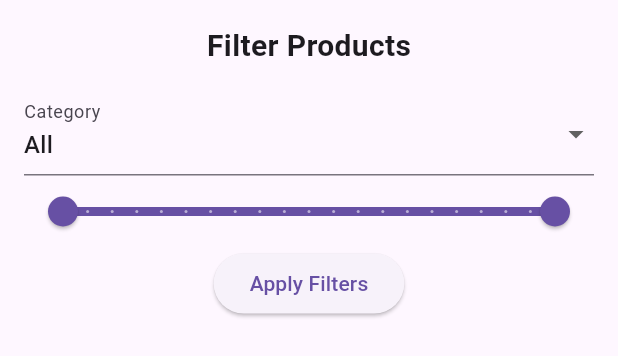
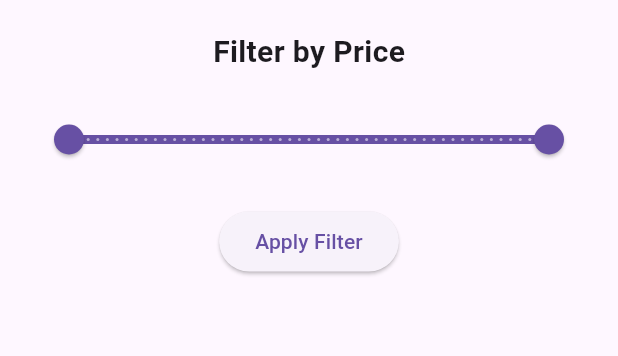
Before and after one commit to Siddiqui145/product_listing_app, a Flutter app: the FilterBottomSheet widget shown alone on an empty page, opened directly, on a phone screen of 412 x 824 dp. Shown: the top 356 px of the screen. Run offline on Flutter 3.47's test engine with Material 3 defaults, Android fonts, the phone set to English and light mode, and no system bars; our stand-ins replace cached_network_image, equatable, flutter_bloc, shimmer; network calls fail.

Commit message:
improvements in widgets

```diff
--- a/lib/widgets/filter_bottom_sheet.dart
+++ b/lib/widgets/filter_bottom_sheet.dart
@@ -1,73 +1,41 @@
-import 'package:assignment/filter/filter_bloc.dart';
-import 'package:assignment/filter/filter_event.dart';
 import 'package:flutter/material.dart';
-import 'package:flutter_bloc/flutter_bloc.dart';
 
 class FilterBottomSheet extends StatefulWidget {
   const FilterBottomSheet({super.key});
 
   @override
-  FilterBottomSheetState createState() => FilterBottomSheetState();
+  State<FilterBottomSheet> createState() => _FilterBottomSheetState();
 }
 
-class FilterBottomSheetState extends State<FilterBottomSheet> {
-  String _selectedCategory = 'All';
-  double _minPrice = 0.0;
-  double _maxPrice = 1000.0;
+class _FilterBottomSheetState extends State<FilterBottomSheet> {
+  RangeValues _priceRange = const RangeValues(0, 500);
 
   @override
   Widget build(BuildContext context) {
     return Padding(
-      padding: const EdgeInsets.all(16.0),
+      padding: const EdgeInsets.all(20),
       child: Column(
         mainAxisSize: MainAxisSize.min,
         children: [
-          Text(
-            'Filter Products',
-            style: TextStyle(fontSize: 20, fontWeight: FontWeight.bold),
-          ),
-          SizedBox(height: 16),
-          DropdownButtonFormField<String>(
-            value: _selectedCategory,
-            items: ['All', 'Electronics', 'Clothing', 'Home']
-                .map((category) => DropdownMenuItem(
-                      value: category,
-                      child: Text(category),
-                    ))
-                .toList(),
-            onChanged: (value) {
-              setState(() {
-                _selectedCategory = value!;
-              });
-            },
-            decoration: InputDecoration(labelText: 'Category'),
-          ),
+          const Text('Filter by Price', style: TextStyle(fontSize: 20, fontWeight: FontWeight.bold)),
+          const SizedBox(height: 20),
           RangeSlider(
-            values: RangeValues(_minPrice, _maxPrice),
+            values: _priceRange,
             min: 0,
-            max: 1000,
-            divisions: 20,
-            labels: RangeLabels(
-              '\$${_minPrice.toStringAsFixed(0)}',
-              '\$${_maxPrice.toStringAsFixed(0)}',
-            ),
+            max: 500,
+            divisions: 50,
+            labels: RangeLabels('\$${_priceRange.start.toStringAsFixed(2)}', '\$${_priceRange.end.toStringAsFixed(2)}'),
             onChanged: (values) {
-              setState(() {
-                _minPrice = values.start;
-                _maxPrice = values.end;
-              });
+              setState(() => _priceRange = values);
             },
           ),
+          const SizedBox(height: 20),
           ElevatedButton(
             onPressed: () {
-              context.read<FilterBloc>().add(UpdateFilter(
-                    category: _selectedCategory,
-                    minPrice: _minPrice,
-                    maxPrice: _maxPrice,
-                  ));
-              Navigator.of(context).pop();
+              // Trigger filter event here
+              Navigator.pop(context);
             },
-            child: Text('Apply Filters'),
+            child: const Text('Apply Filter'),
           ),
         ],
       ),
```
Also changed, not shown: lib/widgets/product_card.dart (+38 -33 lines).
